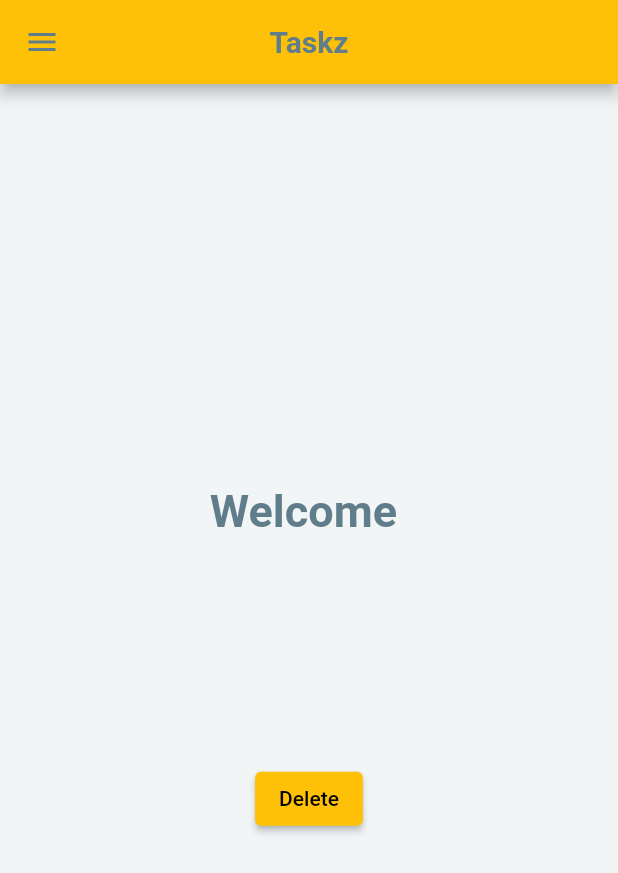
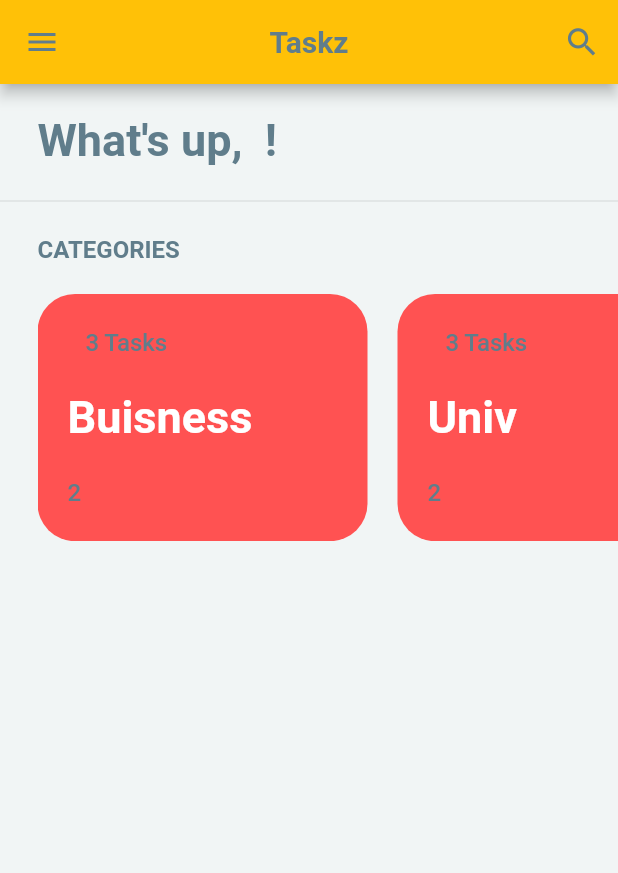
Before and after one commit to RafGuennoun/Taskz, a Flutter app: the HomeScreen screen opened directly, on a phone screen of 412 x 824 dp. Shown: the top 873 px of the screen. Run offline on Flutter 3.47's test engine with Material 2 defaults, Android fonts, the phone set to English and light mode, and no system bars; our stand-ins replace adaptive_theme, animate_do, animated_text_kit, basic_utils, shared_preferences; accounts and stored records are empty; Roboto replaces fonts that are missing (Montserrat).

Commit message:
Setting the UI of the category list without data

```diff
--- a/lib/Screens/HomeScreen.dart
+++ b/lib/Screens/HomeScreen.dart
@@ -1,4 +1,5 @@
 import 'package:adaptive_theme/adaptive_theme.dart';
+import 'package:basic_utils/basic_utils.dart';
 import 'package:flutter/material.dart';
 import 'package:shared_preferences/shared_preferences.dart';
 
@@ -51,6 +52,10 @@ class _HomeScreenState extends State<HomeScreen> {
 
   @override
   Widget build(BuildContext context) {
+
+    final myList = <String>['Buisness', 'Univ', 'Gym'];
+
+
     return Scaffold(
 
       appBar: AppBar(
@@ -59,7 +64,17 @@ class _HomeScreenState extends State<HomeScreen> {
           style: Theme.of(context).textTheme.headline2,
         ),
         centerTitle: true,
+        actions: [
+
+          IconButton(
+            icon: Icon(Icons.search, color: Colors.blueGrey, size: 25,),
+            onPressed: (){
+              print("Search from app bar clicked");
+            },
+          ),
+        ],
       ),
+
 
       drawer: Drawer(
         child: Padding(
@@ -98,8 +113,117 @@ class _HomeScreenState extends State<HomeScreen> {
         ),
       ),
 
+      body: SafeArea(
+        child: Column(
+          // mainAxisAlignment: MainAxisAlignment.start,
+          crossAxisAlignment: CrossAxisAlignment.start,
+          children: [
+
+            Padding(
+              padding: const EdgeInsets.only(top: 20, left: 25),
+              child: RichText(
+                text: TextSpan(
+                  text: "What's up, ",
+                  style: Theme.of(context).textTheme.headline1,
+                children: [
+                  TextSpan(
+                  text: "${StringUtils.capitalize(username.toString())} ",
+                    style: Theme.of(context).textTheme.headline3,
+                  ),
+
+                  TextSpan(
+                  text: '!',
+                    style: Theme.of(context).textTheme.headline1,
+                  ),
+                ]
+                )
+              ),
+            ),
+
+            SizedBox(height: 15,),
+            Divider(),
+            SizedBox(height: 15,),
+
+            //Categories
+            Container(
+              width: MediaQuery.of(context).size.width,
+              height: MediaQuery.of(context).size.height*0.4,
+              // color: Colors.greenAccent,
+              child: Column(
+                crossAxisAlignment: CrossAxisAlignment.start,
+                children: [
+                  Padding(
+                    padding: const EdgeInsets.only(left: 25),
+                    child: Text(
+                      'CATEGORIES',
+                      style: Theme.of(context).textTheme.bodyText2,
+                    ),
+                  ),
+
+                  const SizedBox(height: 20,),
+
+                  Padding(
+                    padding: const EdgeInsets.only(left: 25),
+                    child: Container(
+                      width: MediaQuery.of(context).size.width,
+                      height: MediaQuery.of(context).size.height*0.2,
+                      // color: Colors.orangeAccent,
+                      child: ListView.builder(
+                        scrollDirection: Axis.horizontal,
+                        itemCount: myList.length,
+                        itemBuilder: (BuildContext context,int index){
+                          return Padding(
+                            padding: const EdgeInsets.only(right: 20),
+                            child: Container(
+                              width: 220,
+                              // height: 50,
+                              // color: Colors.greenAccent,
+                              padding: const EdgeInsets.only(left: 20,),
+                              decoration: BoxDecoration(
+                                borderRadius: BorderRadius.circular(25),
+                                // color: Colors.greenAccent,
+                                color: Theme.of(context).backgroundColor,
+                              ),
+                              child: Column(
+                                crossAxisAlignment: CrossAxisAlignment.start,
+                                mainAxisAlignment: MainAxisAlignment.spaceEvenly,
+                                children: [
+
+                                  Text(
+                                    '   ${myList.length} Tasks',
+                                    style: Theme.of(context).textTheme.bodyText1,
+                                  ),
 
 
+                                  Text(
+                                    '${myList[index]}',
+                                    style: Theme.of(context).textTheme.headline4,
+                                  ),
+
+                                  Text(
+                                    '2',
+                                    style: Theme.of(context).textTheme.bodyText1,
+                                  ),
+                                ],
+                              ),
+                            ),
+                          );
+                        }
+                      )
+                    ),
+                  )
+
+
+                ],
+              ),
+            )
+
+
+          ],
+        )
+      ),
+
+      /*
       body: Center(
         child: Column(
           mainAxisAlignment: MainAxisAlignment.center,
@@ -127,6 +251,9 @@ class _HomeScreenState extends State<HomeScreen> {
           ],
         ),
       ),
+      */
+
+
     );
   }
 }
--- a/lib/main.dart
+++ b/lib/main.dart
@@ -4,6 +4,7 @@ import 'package:flutter/material.dart';
 import 'Screens/SplashScreen.dart';
 
 void main() async{
+
   runApp(const MyApp());
 }
 
@@ -21,6 +22,7 @@ class MyApp extends StatelessWidget {
 
         primarySwatch: Colors.amber,
         primaryColor: Color(0xFFf1f5f5),
+        backgroundColor: Colors.redAccent,
 
         //Scaffold
         scaffoldBackgroundColor: Color(0xFFf1f5f5),
@@ -30,8 +32,10 @@ class MyApp extends StatelessWidget {
           headline1: TextStyle(fontSize: 30.0, fontWeight: FontWeight.bold, color: Colors.blueGrey),
           headline2: TextStyle(fontSize: 20.0, fontWeight: FontWeight.bold, color: Colors.blueGrey),
           headline3: TextStyle(fontSize: 30.0, fontWeight: FontWeight.bold, color: Colors.redAccent),
+          headline4: TextStyle(fontSize: 30.0, fontWeight: FontWeight.bold, color: Colors.white),
           // headline2: TextStyle(fontSize: 20.0, color: Colors.blueGrey),
           bodyText1: TextStyle(fontSize: 16.0, color: Colors.blueGrey),
+          bodyText2: TextStyle(fontSize: 16.0, fontWeight: FontWeight.bold, color: Colors.blueGrey),
         ),
 
         // Floating button
@@ -66,6 +70,7 @@ class MyApp extends StatelessWidget {
 
         primarySwatch: Colors.amber,
         primaryColor: Color(0xFF191919),
+        backgroundColor: Colors.amber,
 
         //Scaffold
         scaffoldBackgroundColor: Color(0xFF191919),
@@ -73,9 +78,11 @@ class MyApp extends StatelessWidget {
         fontFamily: 'Montserrat',
         textTheme: const TextTheme(
           headline1: TextStyle(fontSize: 30.0, fontWeight: FontWeight.bold, color: Color(0xFFf1f5f5)),
+          headline2: TextStyle(fontSize: 20.0, fontWeight: FontWeight.bold, color: Color(0xFFf1f5f5)),
           headline3: TextStyle(fontSize: 30.0, fontWeight: FontWeight.bold, color: Colors.amber),
-          headline2: TextStyle(fontSize: 20.0, fontWeight: FontWeight.bold, color: Color(0xFFf1f5f5)),
+          headline4: TextStyle(fontSize: 30.0, fontWeight: FontWeight.bold, color: Colors.blueGrey),
           bodyText1: TextStyle(fontSize: 16.0, color:Color(0xFFf1f5f5)),
+          bodyText2: TextStyle(fontSize: 16.0, fontWeight: FontWeight.bold, color:Color(0xFFf1f5f5)),
         ),
 
         // Floating button
@@ -118,15 +125,3 @@ class MyApp extends StatelessWidget {
     );
   }
 }
-
-
-
-
-//  return MaterialApp(
-//       title: '2Do',
-//       theme: ThemeData(
-//         primarySwatch: Colors.blue,
-//       ),
-//       // home: SplashScreen(),
-//       home: SplashScreen(),
-//     );
--- a/pubspec.yaml
+++ b/pubspec.yaml
@@ -40,6 +40,7 @@ dependencies:
   adaptive_theme: ^2.2.0
   flutter_switch: ^0.3.2
   animated_text_kit: ^4.2.1
+  basic_utils: ^4.2.0
 
 dev_dependencies:
   flutter_test:
```
Also changed, not shown: pubspec.lock.
